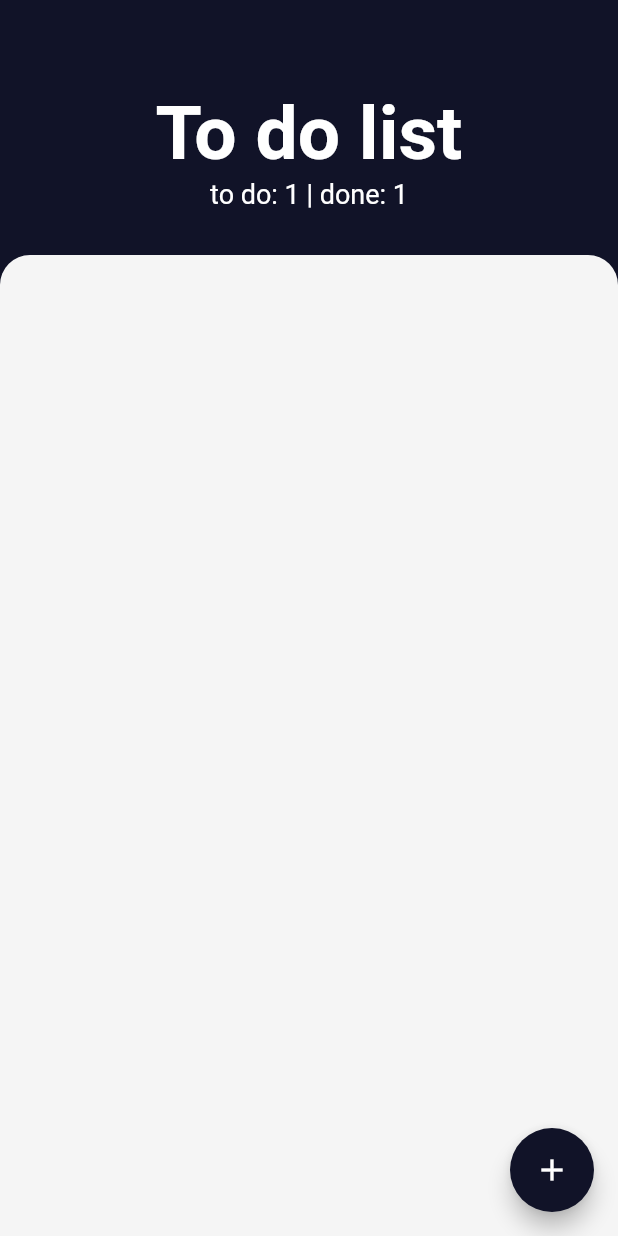
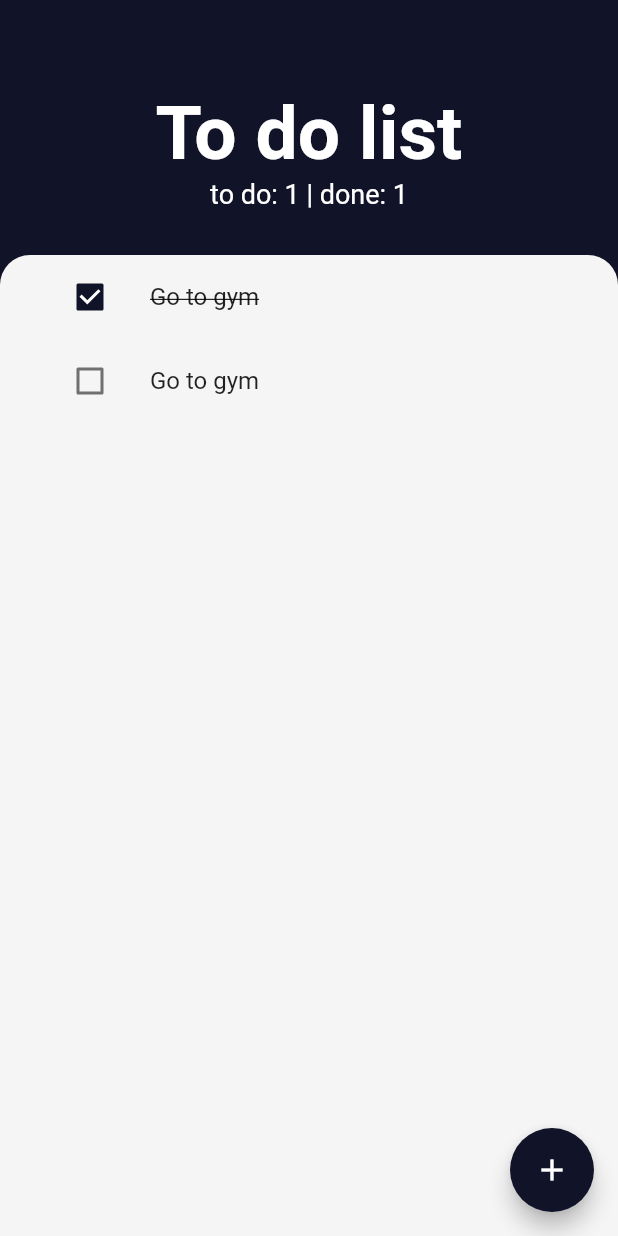
Before and after one commit to eima1995/to_do_app, a Flutter app: the screen it shows after launch, on a phone screen of 412 x 824 dp. Run offline on Flutter 3.47's test engine with Material 2 defaults, Android fonts, the phone set to English and light mode, and no system bars.

Commit message:
add tasks

```diff
--- a/lib/screens/tasks_screen.dart
+++ b/lib/screens/tasks_screen.dart
@@ -1,5 +1,6 @@
 import 'package:flutter/material.dart';
 import 'package:to_do_app/util/constants.dart' as Constants;
+import 'package:to_do_app/wdgets/tasks_list.dart';
 
 class TasksScreen extends StatelessWidget {
   @override
@@ -39,6 +40,7 @@ class TasksScreen extends StatelessWidget {
                   borderRadius: BorderRadius.only(
                       topLeft: Radius.circular(20),
                       topRight: Radius.circular(20))),
+              child: TasksList(),
             ),
           )
         ],
--- /dev/null
+++ b/lib/wdgets/task_tile.dart
@@ -0,0 +1,33 @@
+import 'package:flutter/cupertino.dart';
+
+import 'package:flutter/material.dart';
+
+class TaskTile extends StatelessWidget {
+  final bool isChecked;
+  final String taskTitle;
+  final Function checkBoxCallBack;
+  final Function longPressCallBack;
+
+  TaskTile(
+      {this.isChecked,
+      this.taskTitle,
+      this.checkBoxCallBack,
+      this.longPressCallBack});
+
+  @override
+  Widget build(BuildContext context) {
+    return ListTile(
+      onLongPress: longPressCallBack,
+      title: Text(
+        taskTitle,
+        style: TextStyle(
+          decoration: isChecked ? TextDecoration.lineThrough : null,
+        ),
+      ),
+      leading: Checkbox(
+          activeColor: Color(0xFF111328),
+          value: isChecked,
+          onChanged: checkBoxCallBack),
+    );
+  }
+}
--- /dev/null
+++ b/lib/wdgets/tasks_list.dart
@@ -0,0 +1,24 @@
+import 'package:flutter/material.dart';
+import 'package:to_do_app/wdgets/task_tile.dart';
+
+class TasksList extends StatelessWidget {
+  @override
+  Widget build(BuildContext context) {
+    return ListView(
+      children: <Widget>[
+        TaskTile(
+          taskTitle: "Go to gym",
+          isChecked: true,
+          checkBoxCallBack: (bool checkBoxState) {},
+          longPressCallBack: () {},
+        ),
+        TaskTile(
+          taskTitle: "Go to gym",
+          isChecked: false,
+          checkBoxCallBack: (bool checkBoxState) {},
+          longPressCallBack: () {},
+        ),
+      ],
+    );
+  }
+}
```
